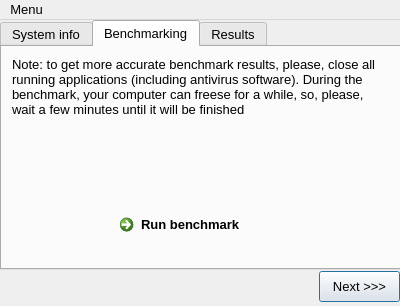
The window that Client_GUI/Sources/mainwindow.ui (fi-73/FiztehMark) describes before a commit, drawn with Qt 5.
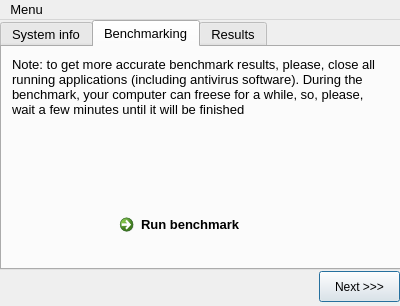
The same window after the commit. The open tabs and pages were chosen to show the change.

Diff of the .ui file:
```diff
--- a/Client_GUI/Sources/mainwindow.ui
+++ b/Client_GUI/Sources/mainwindow.ui
@@ -20,7 +20,7 @@
   <property name="minimumSize">
    <size>
     <width>400</width>
-    <height>300</height>
+    <height>306</height>
    </size>
   </property>
   <property name="maximumSize">
@@ -163,7 +163,7 @@
         <x>10</x>
         <y>10</y>
         <width>371</width>
-        <height>111</height>
+        <height>141</height>
        </rect>
       </property>
       <property name="text">
@@ -353,6 +353,7 @@
     <property name="font">
      <font>
       <family>Tahoma</family>
+      <pointsize>9</pointsize>
      </font>
     </property>
     <property name="cursor">
```
Left out of the diff: 1 changed line with no effect on the pictures.
